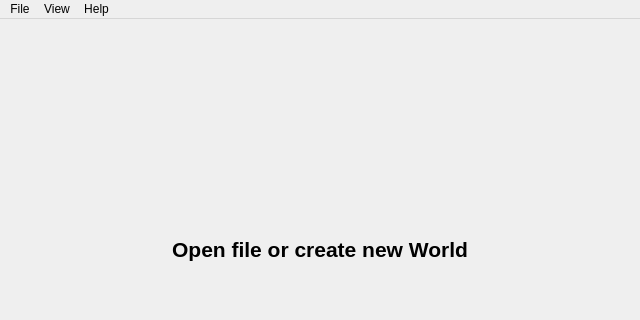
This is UI_Layouts/introForm.ui in 20dj-kws-sdd/tbrpggepp as Qt 5 draws it before an edit; both pictures show x 0 to 640 and y 0 to 320 of the 640 by 503 pixel window. The edited form follows.
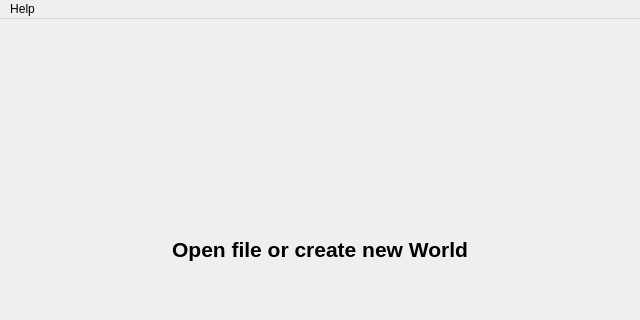
This is the edited form. Icons and pictures are not drawn.

Commit message: minor bug fix and remove 'view' from UI menu

Patch:
```diff
--- a/UI_Layouts/introForm.ui
+++ b/UI_Layouts/introForm.ui
@@ -92,25 +92,11 @@
      <height>30</height>
     </rect>
    </property>
-   <widget class="QMenu" name="menuFile">
-    <property name="title">
-     <string>File</string>
-    </property>
-    <addaction name="actionOpen_File"/>
-    <addaction name="actionExit"/>
-   </widget>
-   <widget class="QMenu" name="menuView">
-    <property name="title">
-     <string>View</string>
-    </property>
-   </widget>
    <widget class="QMenu" name="menuHelp">
     <property name="title">
      <string>Help</string>
     </property>
    </widget>
-   <addaction name="menuFile"/>
-   <addaction name="menuView"/>
    <addaction name="menuHelp"/>
   </widget>
   <action name="actionOpen_File">
```
The commit also changes 7 other files.
